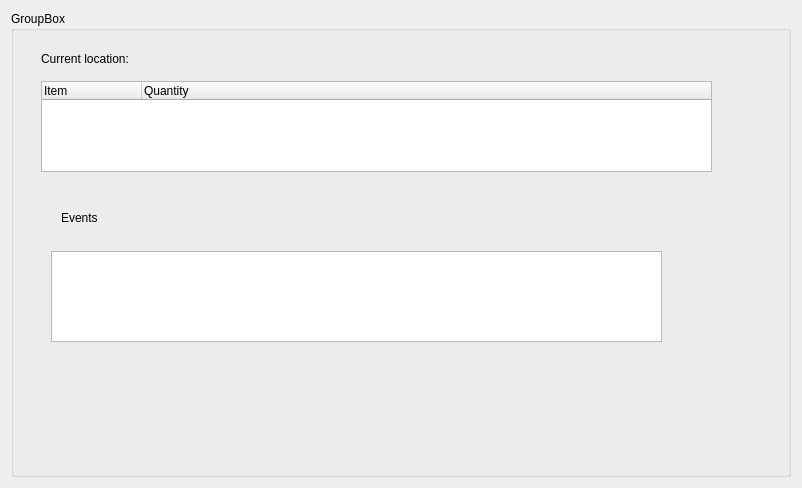
First picture: the form in randovania/gui/tracker_window.ui, repository randovania/randovania, before the edit.
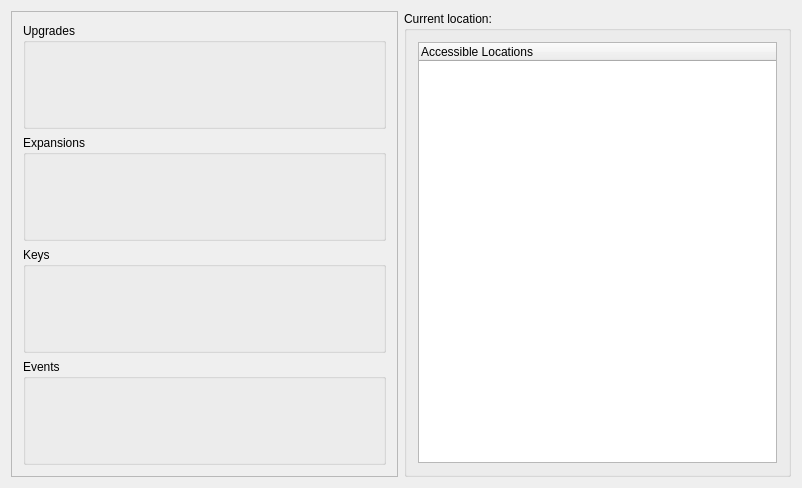
Second picture: the form after the edit.

Commit message: Implement the MVP TrackerWindow

What changed in the file:
```diff
--- a/randovania/gui/tracker_window.ui
+++ b/randovania/gui/tracker_window.ui
@@ -21,69 +21,72 @@
     </size>
    </property>
    <layout class="QGridLayout" name="gridLayout">
-    <item row="1" column="1">
-     <widget class="QGroupBox" name="groupBox">
+    <item row="1" column="3">
+     <widget class="QGroupBox" name="location_box">
       <property name="title">
-       <string>GroupBox</string>
+       <string>Current location: </string>
       </property>
-      <widget class="QTreeWidget" name="items_tree_widget">
+      <layout class="QVBoxLayout" name="verticalLayout_2">
+       <item>
+        <widget class="QTreeWidget" name="possible_locations_tree">
+         <column>
+          <property name="text">
+           <string>Accessible Locations</string>
+          </property>
+         </column>
+        </widget>
+       </item>
+      </layout>
+     </widget>
+    </item>
+    <item row="1" column="0">
+     <widget class="QScrollArea" name="pickups_scroll_area">
+      <property name="widgetResizable">
+       <bool>true</bool>
+      </property>
+      <widget class="QWidget" name="pickups_scroll_contents">
        <property name="geometry">
         <rect>
-         <x>30</x>
-         <y>70</y>
-         <width>671</width>
-         <height>91</height>
+         <x>0</x>
+         <y>0</y>
+         <width>387</width>
+         <height>447</height>
         </rect>
        </property>
-       <column>
-        <property name="text">
-         <string>Item</string>
-        </property>
-       </column>
-       <column>
-        <property name="text">
-         <string>Quantity</string>
-        </property>
-       </column>
-      </widget>
-      <widget class="QListWidget" name="events_list_widget">
-       <property name="geometry">
-        <rect>
-         <x>40</x>
-         <y>240</y>
-         <width>611</width>
-         <height>91</height>
-        </rect>
-       </property>
-       <property name="sortingEnabled">
-        <bool>true</bool>
-       </property>
-      </widget>
-      <widget class="QLabel" name="_events_list_header">
-       <property name="geometry">
-        <rect>
-         <x>50</x>
-         <y>200</y>
-         <width>47</width>
-         <height>13</height>
-        </rect>
-       </property>
-       <property name="text">
-        <string>Events</string>
-       </property>
-      </widget>
-      <widget class="QLabel" name="current_location_label">
-       <property name="geometry">
-        <rect>
-         <x>30</x>
-         <y>40</y>
-         <width>331</width>
-         <height>16</height>
-        </rect>
-       </property>
-       <property name="text">
-        <string>Current location:</string>
-       </property>
+       <layout class="QVBoxLayout" name="pickup_box_layout">
+        <item>
+         <widget class="QGroupBox" name="upgrades_box">
+          <property name="title">
+           <string>Upgrades</string>
+          </property>
+          <layout class="QVBoxLayout" name="upgrades_layout"/>
+         </widget>
+        </item>
+        <item>
+         <widget class="QGroupBox" name="expansions_box">
+          <property name="title">
+           <string>Expansions</string>
+          </property>
+          <layout class="QVBoxLayout" name="expansions_layout"/>
+         </widget>
+        </item>
+        <item>
+         <widget class="QGroupBox" name="keys_box">
+          <property name="title">
+           <string>Keys</string>
+          </property>
+          <layout class="QVBoxLayout" name="keys_layout"/>
+         </widget>
+        </item>
+        <item>
+         <widget class="QGroupBox" name="events_box">
+          <property name="title">
+           <string>Events</string>
+          </property>
+          <layout class="QVBoxLayout" name="events_layout"/>
+         </widget>
+        </item>
+       </layout>
       </widget>
      </widget>
     </item>
```
The commit also changes 4 other files.
